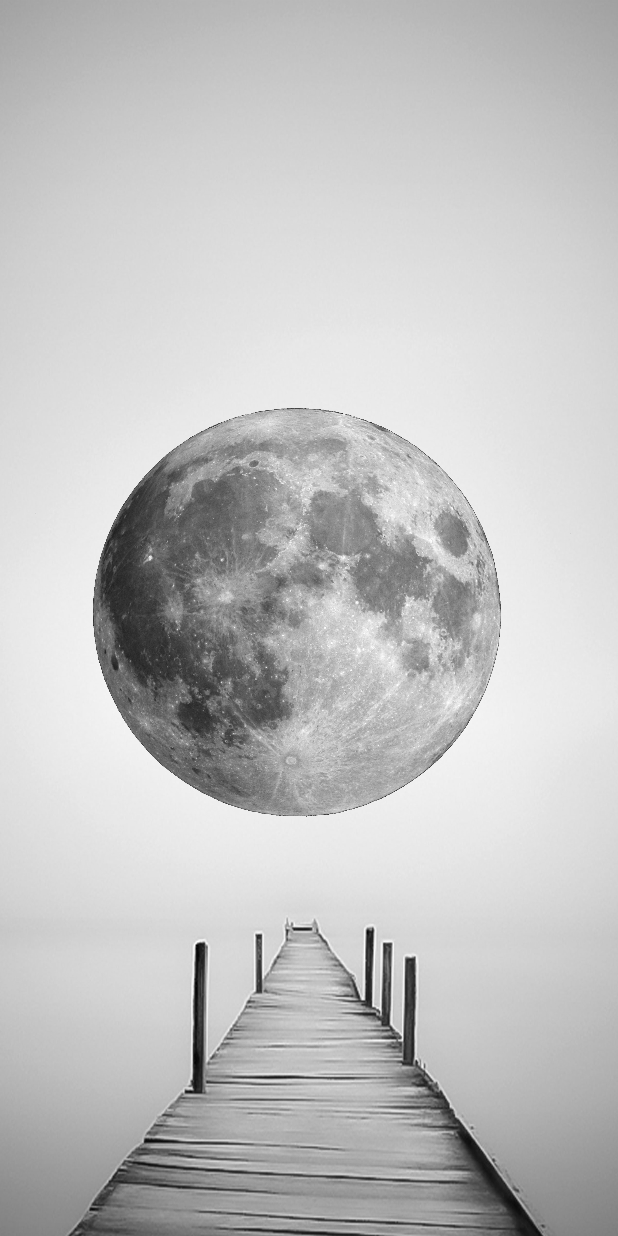
After one commit to Kirill221199/Simple_animations, an Android app: the fragment CropPhotoFragment shown on its own in the app's theme, on a phone screen of 412 x 824 dp. The commit adds this screen. Run offline under Robolectric (Android 15) with nearby library versions, the phone set to English and light mode, and no system bars.

Commit message:
Added animation - crop photo (CropPhotoFragment.kt)

```diff
--- /dev/null
+++ b/app/src/main/java/ru/kirill/simple_animations/CropPhotoFragment.kt
@@ -0,0 +1,90 @@
+package ru.kirill.simple_animations
+
+import android.annotation.SuppressLint
+import android.os.Bundle
+import android.view.LayoutInflater
+import android.view.View
+import android.view.ViewGroup
+import android.widget.FrameLayout
+import android.widget.ImageView
+import androidx.constraintlayout.widget.ConstraintLayout
+import androidx.fragment.app.Fragment
+import androidx.transition.ChangeBounds
+import androidx.transition.ChangeImageTransform
+import androidx.transition.TransitionManager
+import androidx.transition.TransitionSet
+import ru.kirill.simple_animations.databinding.FragmentCropPhotoBinding
+
+class CropPhotoFragment : Fragment() {
+
+    private var _binding: FragmentCropPhotoBinding? = null
+    private val binding get() = _binding!!
+
+    private var isOpen: Boolean = true
+
+    override fun onCreate(savedInstanceState: Bundle?) {
+        super.onCreate(savedInstanceState)
+        arguments?.let {
+        }
+    }
+
+    override fun onCreateView(
+        inflater: LayoutInflater, container: ViewGroup?,
+        savedInstanceState: Bundle?
+    ): View? {
+        _binding = FragmentCropPhotoBinding.inflate(inflater, container, false)
+        return binding.root
+    }
+
+    override fun onViewCreated(view: View, savedInstanceState: Bundle?) {
+        super.onViewCreated(view, savedInstanceState)
+        cropPhoto()
+    }
+
+    @SuppressLint("ResourceAsColor")
+    private fun cropPhoto(){
+        binding.image.setOnClickListener {
+
+            val transitionImage = ChangeImageTransform()// отвечает за анимацию картинки
+            transitionImage.duration = 3000
+            val transitionChangeBounds = ChangeBounds()
+            transitionChangeBounds.duration = 3000
+
+            val transitionSet = TransitionSet()
+            transitionSet.addTransition(transitionImage)
+            transitionSet.addTransition(transitionChangeBounds)
+            TransitionManager.beginDelayedTransition(binding.root, transitionSet)
+
+            // настраиваем вид картинки после клика
+            val params = (binding.image.layoutParams as ConstraintLayout.LayoutParams)
+            if (isOpen){
+                params.height = FrameLayout.LayoutParams.MATCH_PARENT
+            }else{
+                params.height = FrameLayout.LayoutParams.WRAP_CONTENT
+            }
+            binding.image.layoutParams = params
+
+            if (isOpen){
+                binding.image.scaleType = ImageView.ScaleType.CENTER_CROP
+            }else{
+                binding.image.scaleType = ImageView.ScaleType.CENTER_INSIDE
+            }
+
+            isOpen = !isOpen
+        }
+    }
+
+    companion object {
+        @JvmStatic
+        fun newInstance() =
+            CropPhotoFragment().apply {
+                arguments = Bundle().apply {
+                }
+            }
+    }
+
+    override fun onDestroy() {
+        _binding = null
+        super.onDestroy()
+    }
+}
--- a/app/src/main/java/ru/kirill/simple_animations/ExplodeTransitionFragment.kt
+++ b/app/src/main/java/ru/kirill/simple_animations/ExplodeTransitionFragment.kt
@@ -67,13 +67,17 @@ class ExplodeTransitionFragment : Fragment() {
                 transitionExplode.duration = 3000
                 transitionExplode.excludeTarget(button, true) // исключаем кнопку из транзиции
 
+                val transitionFadeButton = Fade()
+                transitionFadeButton.duration = 3000
+
                 val transitionFade = Fade()
                 transitionFade.duration =
                     9999999999999 // устанавливаем чтобы кнопки не пропадала
 
                 val transitionSet = TransitionSet()
                 transitionSet.addTransition(transitionExplode)
-                transitionSet.addTransition(transitionFade)
+                transitionSet.addTransition(transitionFadeButton)
+                //transitionSet.addTransition(transitionFade)
 
                 TransitionManager.beginDelayedTransition(binding.recyclerView, transitionSet)
                 binding.recyclerView.adapter = null
--- a/app/src/main/java/ru/kirill/simple_animations/MainFragment.kt
+++ b/app/src/main/java/ru/kirill/simple_animations/MainFragment.kt
@@ -39,6 +39,10 @@ class MainFragment : Fragment() {
         binding.fragmentExplodeTrensition.setOnClickListener {
             parentFragmentManager.beginTransaction().replace(R.id.container,ExplodeTransitionFragment.newInstance()).addToBackStack("").commit()
         }
+
+        binding.fragmentCropPhoto.setOnClickListener {
+            parentFragmentManager.beginTransaction().replace(R.id.container,CropPhotoFragment.newInstance()).addToBackStack("").commit()
+        }
     }
 
     companion object {
--- /dev/null
+++ b/app/src/main/res/layout/fragment_crop_photo.xml
@@ -0,0 +1,21 @@
+<?xml version="1.0" encoding="utf-8"?>
+<androidx.constraintlayout.widget.ConstraintLayout xmlns:android="http://schemas.android.com/apk/res/android"
+    xmlns:tools="http://schemas.android.com/tools"
+    xmlns:app="http://schemas.android.com/apk/res-auto"
+    android:id="@+id/container"
+    android:layout_width="match_parent"
+    android:layout_height="match_parent"
+    tools:context=".CropPhotoFragment"
+    android:background="@drawable/background_crop_photo">
+
+    <androidx.appcompat.widget.AppCompatImageView
+        android:id="@+id/image"
+        android:layout_width="wrap_content"
+        android:layout_height="wrap_content"
+        app:layout_constraintBottom_toBottomOf="parent"
+        app:layout_constraintEnd_toEndOf="parent"
+        app:layout_constraintStart_toStartOf="parent"
+        app:layout_constraintTop_toTopOf="parent"
+        app:srcCompat="@drawable/moon" />
+
+</androidx.constraintlayout.widget.ConstraintLayout>
--- a/app/src/main/res/values/colors.xml
+++ b/app/src/main/res/values/colors.xml
@@ -7,4 +7,5 @@
     <color name="teal_700">#FF018786</color>
     <color name="black">#FF000000</color>
     <color name="white">#FFFFFFFF</color>
+    <color name="grey">#808080</color>
 </resources>
--- a/app/src/main/res/values/strings.xml
+++ b/app/src/main/res/values/strings.xml
@@ -6,4 +6,5 @@
     <string name="text">text</string>
     <string name="click_here">click here</string>
     <string name="explode_transition">explode transition</string>
+    <string name="crop_photo">crop photo</string>
 </resources>
```
Also changed, not shown: app/src/main/res/layout/fragment_main.xml (+9 -0 lines), app/src/main/res/drawable-v24/background_crop_photo.jpg (added), app/src/main/res/drawable-v24/moon.png (added).
